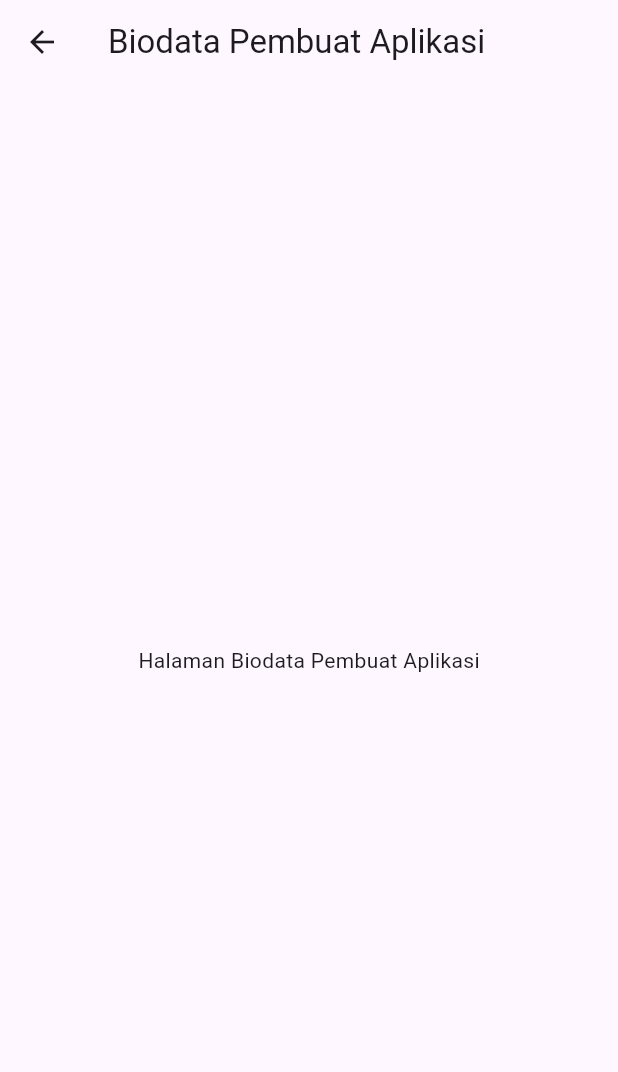
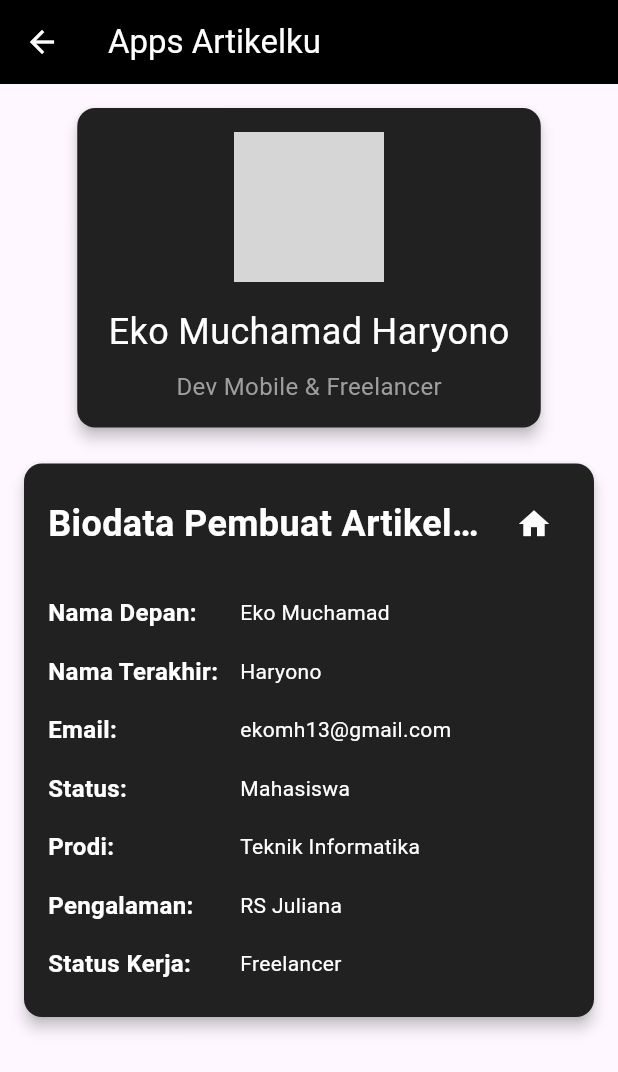
Before and after one commit to ekomh170/dicoding_artikelku_flutter_mobile_pla, a Flutter app: the HalamanBiodataPembuatAplikasi screen opened by its route, on a phone screen of 412 x 824 dp. Shown: the top 1072 px of the screen. Run offline on Flutter 3.47's test engine with Material 3 defaults, Android fonts, the light colour scheme and no system bars; network calls fail; grey boxes are pictures that could not be loaded.

Commit message:
menyesuaikan halaman biodata aplikasi

```diff
--- a/lib/halaman_biodata_pembuat_aplikasi.dart
+++ b/lib/halaman_biodata_pembuat_aplikasi.dart
@@ -1,3 +1,5 @@
+// ignore_for_file: prefer_const_constructors, prefer_const_literals_to_create_immutables, use_key_in_widget_constructors, sized_box_for_whitespace
+
 import 'package:flutter/material.dart';
 
 class HalamanBiodataPembuatAplikasi extends StatelessWidget {
@@ -5,11 +7,121 @@ class HalamanBiodataPembuatAplikasi extends StatelessWidget {
   Widget build(BuildContext context) {
     return Scaffold(
       appBar: AppBar(
-        title: Text('Biodata Pembuat Aplikasi'),
+        backgroundColor: Colors.black,
+        leading: IconButton(
+          icon: Icon(Icons.arrow_back, color: Colors.white),
+          onPressed: () => Navigator.pop(context),
+        ),
+        title: Text('Apps Artikelku', style: TextStyle(color: Colors.white)),
       ),
-      body: Center(
-        child: Text('Halaman Biodata Pembuat Aplikasi'),
+      body: SingleChildScrollView(
+        child: Column(
+          children: <Widget>[
+            Card(
+              elevation: 4,
+              margin: EdgeInsets.all(16.0),
+              color: Colors.grey[900],
+              child: SizedBox(
+                width: MediaQuery.of(context).size.width * 0.75,
+                child: Padding(
+                  padding: const EdgeInsets.all(16.0),
+                  child: Column(
+                    children: <Widget>[
+                      CircleAvatar(
+                        radius: 50.0,
+                        backgroundImage: NetworkImage('../assets/profile/profile_pembuat.png'), // Ganti dengan URL gambar profil yang sesuai
+                      ),
+                      SizedBox(height: 16.0),
+                      Center(
+                        child: Text(
+                          'Eko Muchamad Haryono',
+                          style: TextStyle(fontSize: 24.0, color: Colors.white),
+                        ),
+                      ),
+                      SizedBox(height: 8.0),
+                      Text(
+                        'Dev Mobile & Freelancer',
+                        style: TextStyle(fontSize: 16.0, color: Colors.grey),
+                      ),
+                    ],
+                  ),
+                ),
+              ),
+            ),
+            Card(
+              elevation: 4,
+              margin: EdgeInsets.symmetric(horizontal: 16.0, vertical: 8.0),
+              color: Colors.grey[900],
+              child: Padding(
+                padding: const EdgeInsets.all(16.0),
+                child: Column(
+                  crossAxisAlignment: CrossAxisAlignment.start,
+                  children: <Widget>[
+                    _buildSectionHeader(context, 'Biodata Pembuat Artikelku :'),
+                    SizedBox(height: 16.0),
+                    _buildInfoRow('Nama Depan:', 'Eko Muchamad'),
+                    _buildInfoRow('Nama Terakhir:', 'Haryono'),
+                    _buildInfoRow('Email:', 'ekomh13@gmail.com'),
+                    _buildInfoRow('Status:', 'Mahasiswa'),
+                    _buildInfoRow('Prodi:', 'Teknik Informatika'),
+                    _buildInfoRow('Pengalaman:', 'RS Juliana'),
+                    _buildInfoRow('Status Kerja:', 'Freelancer'),
+                  ],
+                ),
+              ),
+            ),
+          ],
+        ),
+      ),
+    );
+  }
+
+  Widget _buildSectionHeader(BuildContext context, String title) {
+    return Row(
+      mainAxisAlignment: MainAxisAlignment.spaceBetween,
+      children: <Widget>[
+        Flexible(
+          child: Text(
+            title,
+            style: TextStyle(fontSize: 24.0, fontWeight: FontWeight.bold, color: Colors.white),
+            overflow: TextOverflow.ellipsis,
+          ),
+        ),
+        IconButton(
+          icon: Icon(Icons.home, color: Colors.white),
+          onPressed: () => Navigator.pop(context),
+        ),
+      ],
+    );
+  }
+
+  Widget _buildInfoRow(String label, String text) {
+    return Padding(
+      padding: const EdgeInsets.symmetric(vertical: 8.0),
+      child: Row(
+        children: <Widget>[
+          Container(
+            width: 120.0,
+            child: Text(
+              label,
+              style: TextStyle(fontSize: 16.0, fontWeight: FontWeight.bold, color: Colors.white),
+            ),
+          ),
+          SizedBox(width: 8.0),
+          Expanded(
+            child: Text(
+              text,
+              style: TextStyle(color: Colors.white),
+            ),
+          ),
+        ],
       ),
     );
   }
 }
+
+void main() {
+  runApp(MaterialApp(
+    home: HalamanBiodataPembuatAplikasi(),
+  ));
+}
```
